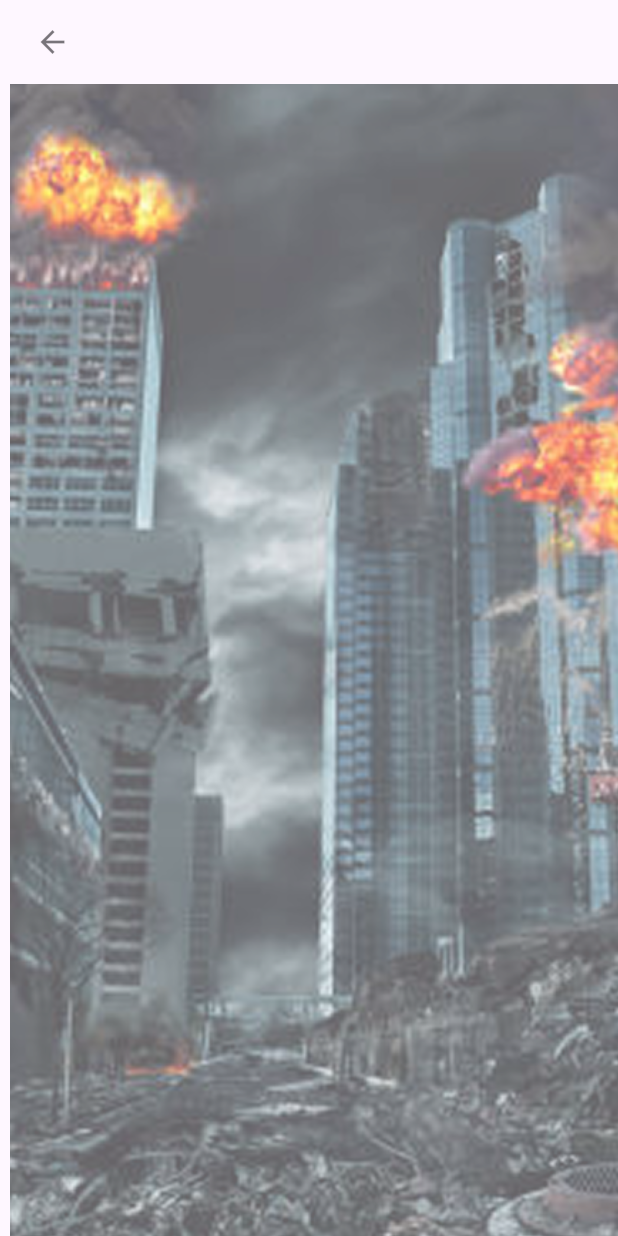
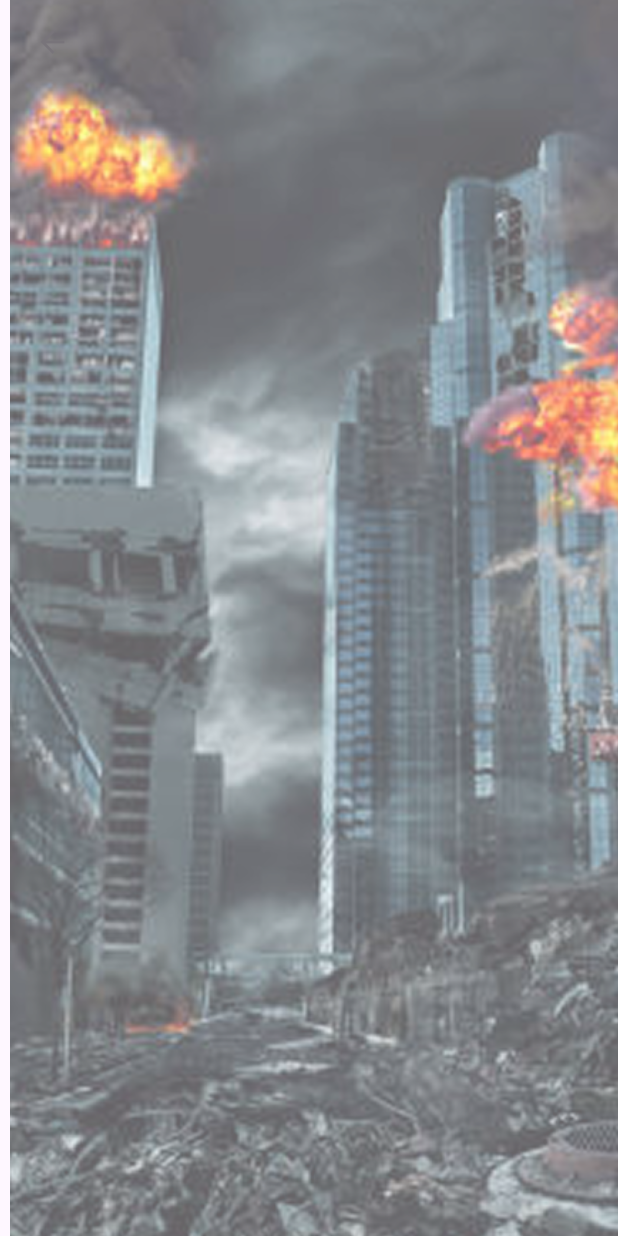
Before and after one commit to tonytoes/Skibidi-Invasion, a Flutter app: the screen it shows after launch, after a tap on "Play", on a phone screen of 412 x 824 dp. Run offline on Flutter 3.47's test engine with Material 3 defaults, Android fonts, the light colour scheme and no system bars.

Commit message:
Removed Status Bar, and Navigation Bar

```diff
--- a/lib/main.dart
+++ b/lib/main.dart
@@ -1,9 +1,17 @@
 import 'package:flutter/material.dart';
+import 'package:flutter/services.dart';
 import 'scenario.dart';
 import 'settings.dart';
 import 'chapter_settings.dart';
 
   void main() {
+    WidgetsFlutterBinding.ensureInitialized();
+
+    SystemChrome.setEnabledSystemUIMode(SystemUiMode.immersive);
+    SystemChrome.setPreferredOrientations([
+      DeviceOrientation.portraitUp,
+    ]);
+
     runApp(const MyApp());
   }
 
--- a/lib/scenario.dart
+++ b/lib/scenario.dart
@@ -3,10 +3,15 @@ import 'package:flutter/material.dart';
 class ScenarioScreen extends StatelessWidget {
   const ScenarioScreen({super.key});
 
+
   @override
   Widget build(BuildContext context) {
     return Scaffold(
+      extendBodyBehindAppBar: true,
+      backgroundColor: Colors.transparent,
       appBar: AppBar(
+        backgroundColor: Colors.transparent,
+        elevation: 0,
         leading: IconButton(
           icon: const Icon(Icons.arrow_back),
           onPressed: () {
--- a/pubspec.yaml
+++ b/pubspec.yaml
@@ -30,7 +30,7 @@ flutter:
     - assets/audio/music/
 
   fonts:
-    - family: JosefinSnas
+    - family: JosefinSans
       fonts:
         - asset: assets/fonts/JosefinSans-Regular.ttf
           weight: 400
```
